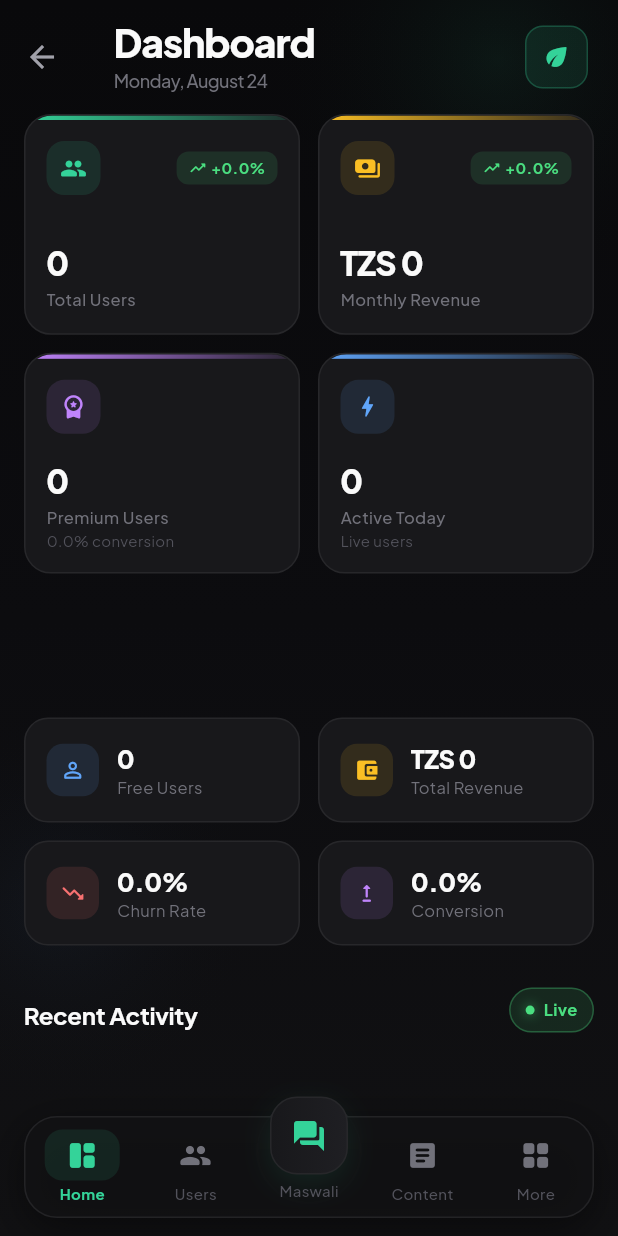
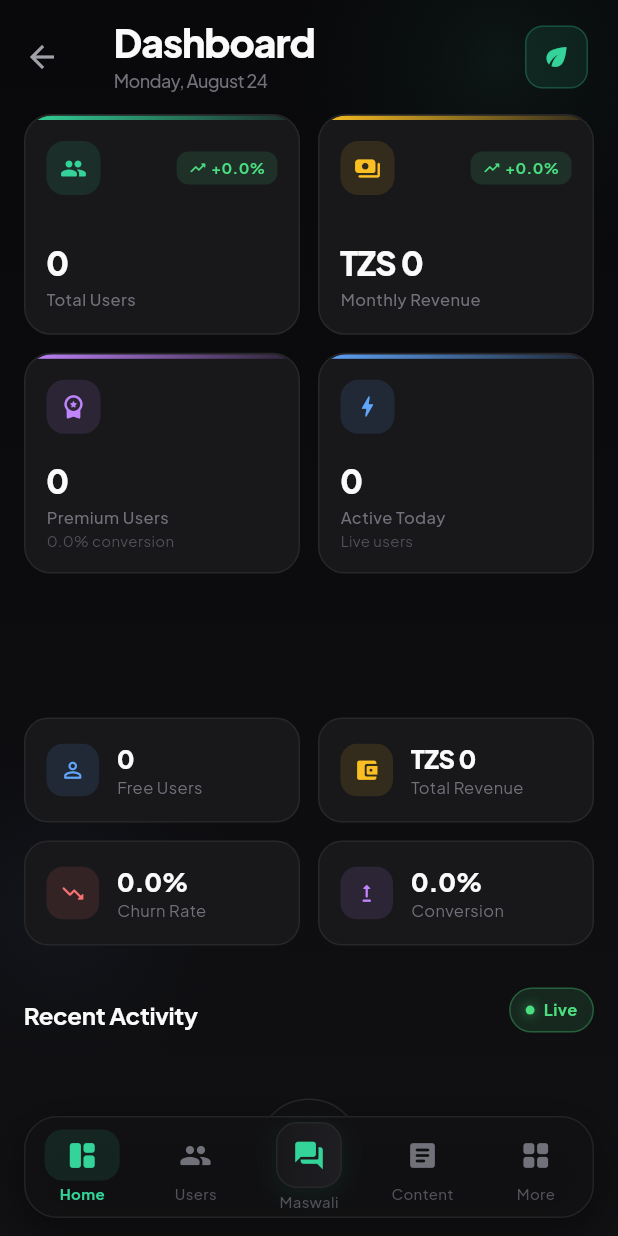
Before and after one commit to Mimeanidawa/Asilia, a Flutter app: the _MainShell screen opened directly, on a phone screen of 412 x 824 dp. Run offline on Flutter 3.47's test engine with Material 3 defaults, Android fonts, the phone set to English and light mode, and no system bars; drawn by our look-alikes of flutter_animate; our stand-ins replace cached_network_image, firebase_core, firebase_messaging, fl_chart, flutter_local_notifications, google_fonts and 5 more; missing offline and left inert: webview_flutter_android; accounts and stored records are empty.

Commit message:
Fix Maswali bottom nav overflow on narrow layouts.
Remove the upward translate and size the center tab like other nav items so the bar fits within its 68px height.

Co-authored-by: Cursor <cursoragent@cursor.com>

```diff
--- a/administrator/lib/widgets/admin_bottom_nav.dart
+++ b/administrator/lib/widgets/admin_bottom_nav.dart
@@ -155,22 +155,20 @@ class _MaswaliSlot extends StatelessWidget {
   @override
   Widget build(BuildContext context) {
     return Expanded(
-      child: Transform.translate(
-        offset: const Offset(0, -14),
       child: Material(
         color: Colors.transparent,
         child: InkWell(
           onTap: onTap,
-            borderRadius: BorderRadius.circular(20),
+          borderRadius: BorderRadius.circular(16),
           child: Column(
-              mainAxisSize: MainAxisSize.min,
+            mainAxisAlignment: MainAxisAlignment.center,
             children: [
               Stack(
                 clipBehavior: Clip.none,
                 children: [
                   Container(
-                      width: 52,
-                      height: 52,
+                    width: 44,
+                    height: 44,
                     decoration: BoxDecoration(
                       gradient: active
                           ? AdminColors.primaryGradient
@@ -180,7 +178,7 @@ class _MaswaliSlot extends StatelessWidget {
                                 AdminColors.cardHover,
                               ],
                             ),
-                        borderRadius: BorderRadius.circular(18),
+                      borderRadius: BorderRadius.circular(14),
                       border: Border.all(
                         color: active
                             ? AdminColors.emerald.withValues(alpha: 0.5)
@@ -188,16 +186,16 @@ class _MaswaliSlot extends StatelessWidget {
                       ),
                       boxShadow: [
                         BoxShadow(
-                            color: AdminColors.emerald.withValues(alpha: active ? 0.35 : 0.1),
-                            blurRadius: 16,
-                            offset: const Offset(0, 6),
+                          color: AdminColors.emerald.withValues(alpha: active ? 0.3 : 0.08),
+                          blurRadius: 12,
+                          offset: const Offset(0, 4),
                         ),
                       ],
                     ),
                     child: Icon(
                       Icons.forum_rounded,
                       color: active ? const Color(0xFF052E16) : AdminColors.emerald,
-                        size: 24,
+                      size: 22,
                     ),
                   ),
                   if (unread > 0)
@@ -226,7 +224,7 @@ class _MaswaliSlot extends StatelessWidget {
                     ),
                 ],
               ),
-                const SizedBox(height: 4),
+              const SizedBox(height: 2),
               Text(
                 'Maswali',
                 style: GoogleFonts.plusJakartaSans(
@@ -236,7 +234,6 @@ class _MaswaliSlot extends StatelessWidget {
                 ),
               ),
             ],
-            ),
           ),
         ),
       ),
```
Lines whose indentation alone changed are shown as unchanged.
